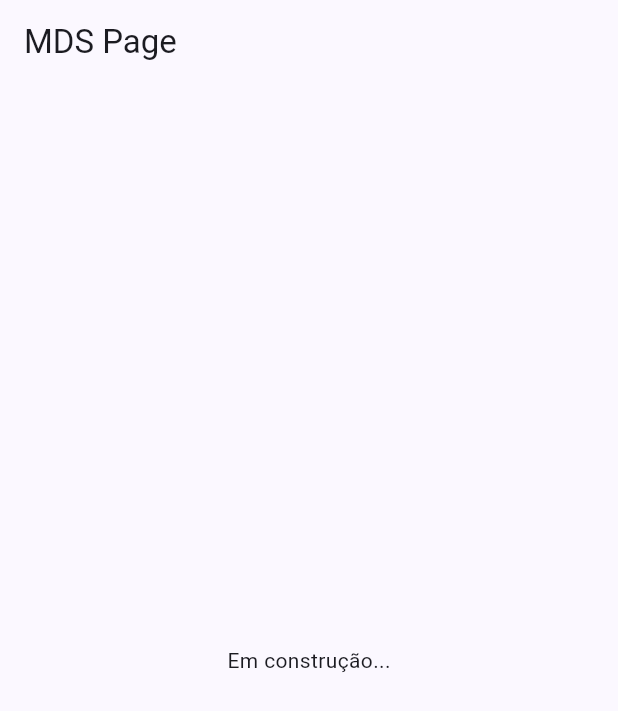
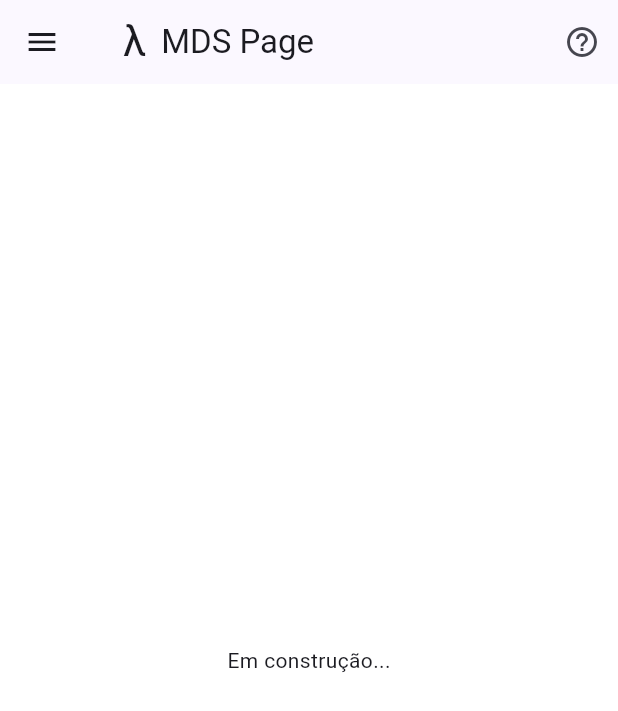
Before and after one commit to mdssjc/mds-page, a Flutter app: the screen it shows after launch, on a phone screen of 412 x 824 dp. Shown: the top 711 px of the screen. Run offline on Flutter 3.47's test engine with Material 3 defaults, Android fonts, the light colour scheme and no system bars; our stand-ins replace google_fonts; Roboto replaces fonts that are missing (Mansalva).

Commit message:
feat: update layout

```diff
--- a/lib/main.dart
+++ b/lib/main.dart
@@ -1,4 +1,5 @@
 import 'package:flutter/material.dart';
+import 'package:google_fonts/google_fonts.dart';
 
 void main() => runApp(const MyApp());
 
@@ -16,10 +17,68 @@ class MyApp extends StatelessWidget {
       ),
       home: Scaffold(
         appBar: AppBar(
-          title: const Text(title),
+          title: Row(
+            children: [
+              Container(
+                margin: const EdgeInsets.symmetric(horizontal: 10),
+                child: Center(
+                  child: Text(
+                    'λ',
+                    style: GoogleFonts.getFont(
+                      'Mansalva',
+                      fontSize: 28,
+                      decorationStyle: TextDecorationStyle.solid,
+                    ),
+                  ),
+                ),
+              ),
+              const Text(title),
+            ],
+          ),
+          actions: [
+            IconButton(
+              icon: const Icon(Icons.help_outline),
+              onPressed: () {},
+            ),
+          ],
         ),
-        body: const Center(
-          child: Text('Em construção...'),
+        drawer: Drawer(
+          child: ListView(
+            children: const [
+              DrawerHeader(
+                decoration: BoxDecoration(
+                  color: Colors.indigo,
+                ),
+                child: Center(
+                  child: Text(
+                    'MDS Page',
+                    style: TextStyle(
+                      color: Colors.white,
+                      fontSize: 24,
+                    ),
+                  ),
+                ),
+              ),
+              ListTile(
+                title: Text('Home'),
+                leading: Icon(Icons.home),
+              ),
+              ListTile(
+                title: Text('About'),
+                leading: Icon(Icons.info),
+              ),
+              ListTile(
+                title: Text('Contact'),
+                leading: Icon(Icons.contact_page),
+              ),
+            ],
+          ),
+        ),
+        body: Container(
+          color: Colors.white,
+          child: const Center(
+            child: Text('Em construção...'),
+          ),
         ),
       ),
     );
```
Also changed, not shown: pubspec.yaml (+2 -40 lines), pubspec.lock.
